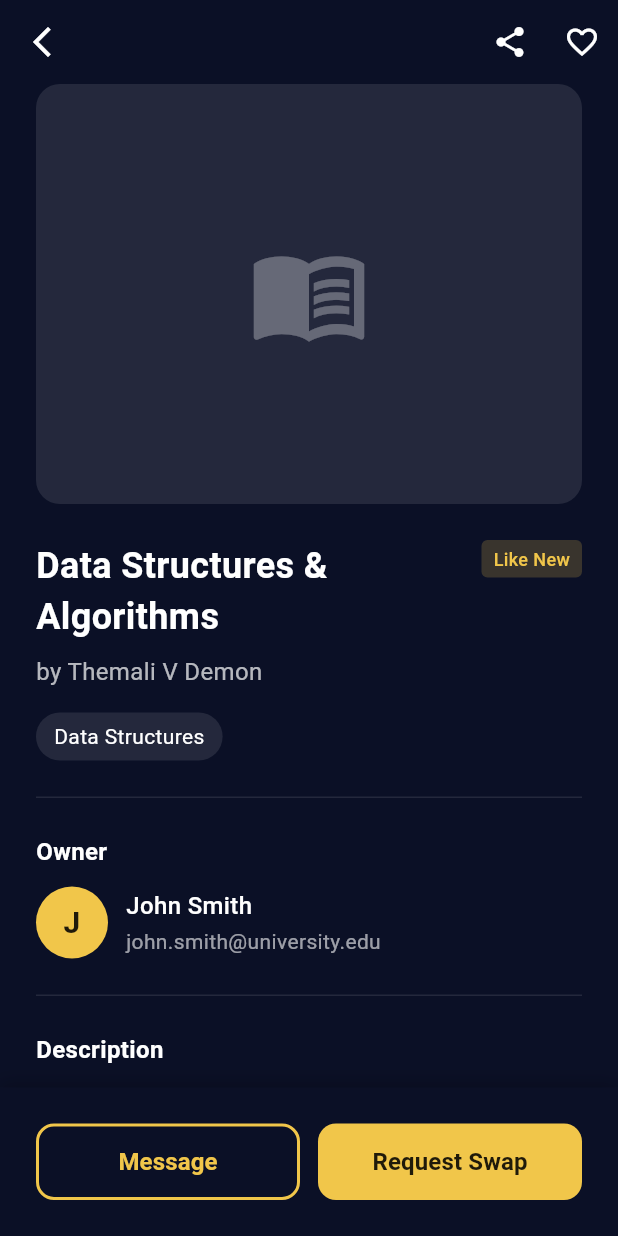
After one commit to Nick-Lemy/book_swap, a Flutter app: the BookDetailPage screen opened directly with sample values from the repository, on a phone screen of 412 x 824 dp. The commit adds this screen. Run offline on Flutter 3.47's test engine with Material 3 defaults, Android fonts, the phone set to English and light mode, and no system bars.

Commit message:
feat: implement navigation to BookDetailPage from BrowseListingsPage

```diff
--- /dev/null
+++ b/lib/screens/book_detail_page.dart
@@ -0,0 +1,292 @@
+import 'package:flutter/material.dart';
+import '../models/book.dart';
+import '../widgets/primary_button.dart';
+import '../widgets/status_chip.dart';
+
+class BookDetailPage extends StatelessWidget {
+  final Book book;
+
+  const BookDetailPage({super.key, required this.book});
+
+  static const Color _bg = Color(0xFF0B1026);
+  static const Color _accent = Color(0xFFF1C64A);
+
+  @override
+  Widget build(BuildContext context) {
+    return Scaffold(
+      backgroundColor: _bg,
+      appBar: AppBar(
+        backgroundColor: Colors.transparent,
+        elevation: 0,
+        leading: IconButton(
+          icon: const Icon(Icons.arrow_back_ios_new, color: Colors.white),
+          onPressed: () => Navigator.pop(context),
+        ),
+        actions: [
+          IconButton(
+            icon: const Icon(Icons.share, color: Colors.white),
+            onPressed: () {
+              // TODO: Implement share
+            },
+          ),
+          IconButton(
+            icon: const Icon(Icons.favorite_border, color: Colors.white),
+            onPressed: () {
+              // TODO: Implement favorite
+            },
+          ),
+        ],
+      ),
+      body: SingleChildScrollView(
+        child: Column(
+          crossAxisAlignment: CrossAxisAlignment.start,
+          children: [
+            // Book Cover
+            Container(
+              width: double.infinity,
+              height: 280,
+              margin: const EdgeInsets.symmetric(horizontal: 24),
+              decoration: BoxDecoration(
+                color: Colors.white10,
+                borderRadius: BorderRadius.circular(16),
+              ),
+              child: Center(
+                child: Icon(Icons.menu_book, size: 80, color: Colors.white30),
+              ),
+            ),
+            const SizedBox(height: 24),
+
+            // Book Info
+            Padding(
+              padding: const EdgeInsets.symmetric(horizontal: 24),
+              child: Column(
+                crossAxisAlignment: CrossAxisAlignment.start,
+                children: [
+                  // Title and Condition
+                  Row(
+                    crossAxisAlignment: CrossAxisAlignment.start,
+                    children: [
+                      Expanded(
+                        child: Text(
+                          book.title,
+                          style: const TextStyle(
+                            color: Colors.white,
+                            fontSize: 24,
+                            fontWeight: FontWeight.bold,
+                          ),
+                        ),
+                      ),
+                      const SizedBox(width: 12),
+                      StatusChip(label: book.condition),
+                    ],
+                  ),
+                  const SizedBox(height: 8),
+
+                  // Author
+                  Text(
+                    'by ${book.author}',
+                    style: const TextStyle(color: Colors.white70, fontSize: 16),
+                  ),
+                  const SizedBox(height: 16),
+
+                  // Category Tag
+                  Container(
+                    padding: const EdgeInsets.symmetric(
+                      horizontal: 12,
+                      vertical: 6,
+                    ),
+                    decoration: BoxDecoration(
+                      color: Colors.white10,
+                      borderRadius: BorderRadius.circular(20),
+                    ),
+                    child: Text(
+                      book.category,
+                      style: const TextStyle(color: Colors.white, fontSize: 14),
+                    ),
+                  ),
+                  const SizedBox(height: 24),
+
+                  // Divider
+                  Divider(color: Colors.white10, height: 1),
+                  const SizedBox(height: 24),
+
+                  // Owner Info Section
+                  const Text(
+                    'Owner',
+                    style: TextStyle(
+                      color: Colors.white,
+                      fontSize: 16,
+                      fontWeight: FontWeight.w600,
+                    ),
+                  ),
+                  const SizedBox(height: 12),
+                  Row(
+                    children: [
+                      CircleAvatar(
+                        radius: 24,
+                        backgroundColor: _accent,
+                        child: Text(
+                          book.owner[0].toUpperCase(),
+                          style: const TextStyle(
+                            color: Colors.black87,
+                            fontSize: 20,
+                            fontWeight: FontWeight.bold,
+                          ),
+                        ),
+                      ),
+                      const SizedBox(width: 12),
+                      Expanded(
+                        child: Column(
+                          crossAxisAlignment: CrossAxisAlignment.start,
+                          children: [
+                            Text(
+                              book.owner,
+                              style: const TextStyle(
+                                color: Colors.white,
+                                fontSize: 16,
+                                fontWeight: FontWeight.w500,
+                              ),
+                            ),
+                            const SizedBox(height: 2),
+                            Text(
+                              book.ownerEmail,
+                              style: const TextStyle(
+                                color: Colors.white60,
+                                fontSize: 14,
+                              ),
+                            ),
+                          ],
+                        ),
+                      ),
+                    ],
+                  ),
+                  const SizedBox(height: 24),
+
+                  // Divider
+                  Divider(color: Colors.white10, height: 1),
+                  const SizedBox(height: 24),
+
+                  // Description Section
+                  if (book.description != null &&
+                      book.description!.isNotEmpty) ...[
+                    const Text(
+                      'Description',
+                      style: TextStyle(
+                        color: Colors.white,
+                        fontSize: 16,
+                        fontWeight: FontWeight.w600,
+                      ),
+                    ),
+                    const SizedBox(height: 12),
+                    Text(
+                      book.description!,
+                      style: const TextStyle(
+                        color: Colors.white70,
+                        fontSize: 15,
+                        height: 1.5,
+                      ),
+                    ),
+                    const SizedBox(height: 24),
+                    Divider(color: Colors.white10, height: 1),
+                    const SizedBox(height: 24),
+                  ],
+
+                  // Posted Info
+                  Row(
+                    children: [
+                      Icon(Icons.access_time, size: 18, color: Colors.white60),
+                      const SizedBox(width: 8),
+                      Text(
+                        'Posted ${book.timeAgo}',
+                        style: const TextStyle(
+                          color: Colors.white60,
+                          fontSize: 14,
+                        ),
+                      ),
+                    ],
+                  ),
+                  const SizedBox(height: 8),
+                  Row(
+                    children: [
+                      Icon(
+                        book.isAvailable ? Icons.check_circle : Icons.cancel,
+                        size: 18,
+                        color: book.isAvailable ? Colors.green : Colors.red,
+                      ),
+                      const SizedBox(width: 8),
+                      Text(
+                        book.isAvailable ? 'Available' : 'Not Available',
+                        style: TextStyle(
+                          color: book.isAvailable ? Colors.green : Colors.red,
+                          fontSize: 14,
+                          fontWeight: FontWeight.w500,
+                        ),
+                      ),
+                    ],
+                  ),
+                  const SizedBox(height: 32),
+                ],
+              ),
+            ),
+          ],
+        ),
+      ),
+      bottomNavigationBar: Container(
+        padding: const EdgeInsets.all(24),
+        decoration: BoxDecoration(
+          color: _bg,
+          boxShadow: [
+            BoxShadow(
+              color: Colors.black26,
+              blurRadius: 10,
+              offset: Offset(0, -2),
+            ),
+          ],
+        ),
+        child: SafeArea(
+          child: Row(
+            children: [
+              Expanded(
+                child: OutlinedButton(
+                  onPressed: () {
+                    // TODO: Implement message owner
+                  },
+                  style: OutlinedButton.styleFrom(
+                    side: BorderSide(color: _accent, width: 2),
+                    padding: const EdgeInsets.symmetric(vertical: 14),
+                    shape: RoundedRectangleBorder(
+                      borderRadius: BorderRadius.circular(12),
+                    ),
+                  ),
+                  child: const Text(
+                    'Message',
+                    style: TextStyle(
+                      color: _accent,
+                      fontSize: 16,
+                      fontWeight: FontWeight.w600,
+                    ),
+                  ),
+                ),
+              ),
+              const SizedBox(width: 12),
+              Expanded(
+                child: PrimaryButton(
+                  text: 'Request Swap',
+                  onPressed: () {
+                    // TODO: Implement request swap
+                    ScaffoldMessenger.of(context).showSnackBar(
+                      const SnackBar(
+                        content: Text('Swap request sent!'),
+                        backgroundColor: Colors.green,
+                      ),
+                    );
+                  },
+                ),
+              ),
+            ],
+          ),
+        ),
+      ),
+    );
+  }
+}
--- a/lib/screens/browse_listings_page.dart
+++ b/lib/screens/browse_listings_page.dart
@@ -5,6 +5,7 @@ import '../widgets/category_filter_row.dart';
 import '../widgets/app_bottom_nav_bar.dart';
 import '../constants/dummy_data.dart';
 import '../models/book.dart';
+import 'book_detail_page.dart';
 
 class BrowseListingsPage extends StatefulWidget {
   const BrowseListingsPage({super.key});
@@ -102,7 +103,12 @@ class _BrowseListingsPageState extends State<BrowseListingsPage> {
                         status: book.condition,
                         timePosted: book.timeAgo,
                         onTap: () {
-                          // TODO: Navigate to listing details
+                          Navigator.push(
+                            context,
+                            MaterialPageRoute(
+                              builder: (context) => BookDetailPage(book: book),
+                            ),
+                          );
                         },
                       );
                     },
--- a/lib/screens/my_listings_page.dart
+++ b/lib/screens/my_listings_page.dart
@@ -4,6 +4,7 @@ import '../widgets/search_text_field.dart';
 import '../widgets/book_listing_card.dart';
 import '../constants/dummy_data.dart';
 import '../models/book.dart';
+import 'book_detail_page.dart';
 
 class MyListingsPage extends StatefulWidget {
   const MyListingsPage({super.key});
@@ -157,7 +158,12 @@ class _MyListingsPageState extends State<MyListingsPage> {
                         status: book.condition,
                         timePosted: book.timeAgo,
                         onTap: () {
-                          // TODO: Navigate to edit/view book details
+                          Navigator.push(
+                            context,
+                            MaterialPageRoute(
+                              builder: (context) => BookDetailPage(book: book),
+                            ),
+                          );
                         },
                       );
                     },
```
